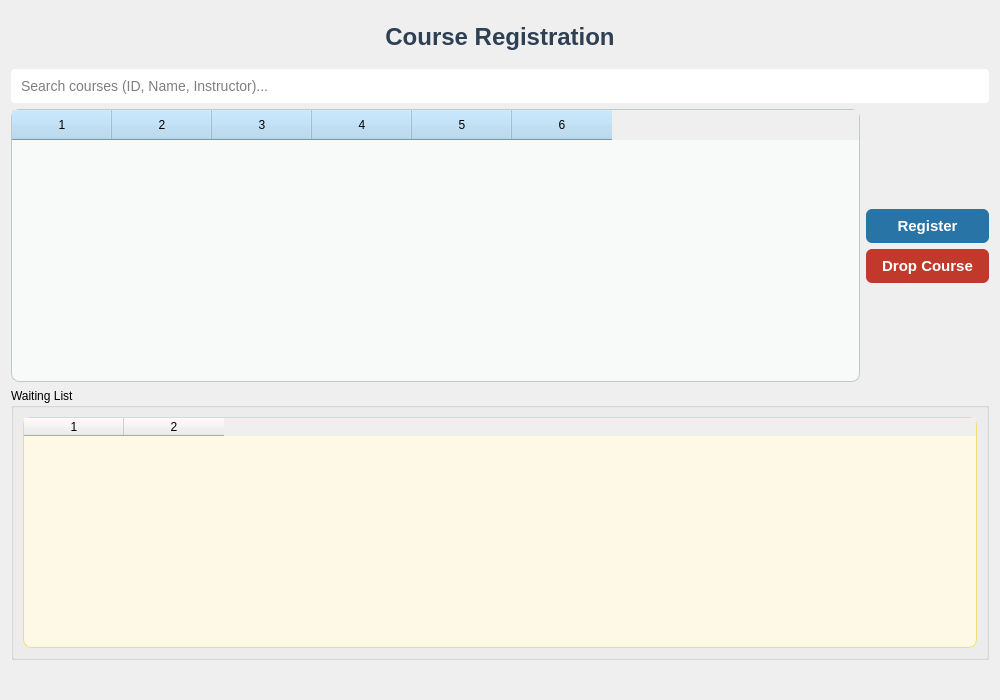
Above: UCRS/Forms/crpage.ui from OMarey1/University-Course-Registration-System before the change. Below: the same form after it.
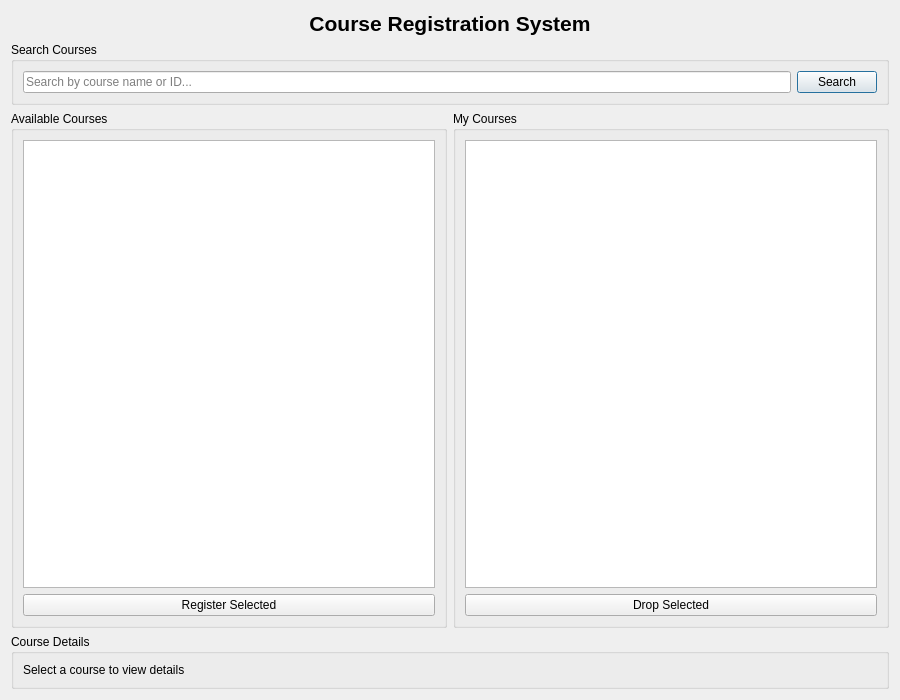
That is the form after the change.

Diff of the .ui file:
```diff
--- a/UCRS/Forms/crpage.ui
+++ b/UCRS/Forms/crpage.ui
@@ -6,7 +6,7 @@
    <rect>
     <x>0</x>
     <y>0</y>
-    <width>1000</width>
+    <width>900</width>
     <height>700</height>
    </rect>
   </property>
@@ -16,127 +16,75 @@
   <layout class="QVBoxLayout" name="verticalLayout">
    <item>
     <widget class="QLabel" name="titleLabel">
-     <property name="styleSheet">
-      <string notr="true">font-size: 24px; font-weight: bold; color: #2E4053; padding: 12px;</string>
-     </property>
      <property name="text">
-      <string>Course Registration</string>
+      <string>&lt;html&gt;&lt;head/&gt;&lt;body&gt;&lt;p align=&quot;center&quot;&gt;&lt;span style=&quot; font-size:16pt; font-weight:600;&quot;&gt;Course Registration System&lt;/span&gt;&lt;/p&gt;&lt;/body&gt;&lt;/html&gt;</string>
      </property>
-     <property name="alignment">
-      <set>Qt::AlignCenter</set>
-     </property>
     </widget>
    </item>
 
    <!-- Search Section -->
    <item>
-    <widget class="QLineEdit" name="searchField">
-     <property name="placeholderText">
-      <string>Search courses (ID, Name, Instructor)...</string>
+    <widget class="QGroupBox" name="searchGroupBox">
+     <property name="title">
+      <string>Search Courses</string>
      </property>
-     <property name="styleSheet">
-      <string notr="true">padding: 8px; font-size: 14px; border-radius: 4px;</string>
-     </property>
+     <layout class="QHBoxLayout" name="horizontalLayout">
+      <item>
+       <widget class="QLineEdit" name="searchLineEdit">
+        <property name="placeholderText">
+         <string>Search by course name or ID...</string>
+        </property>
+       </widget>
+      </item>
+      <item>
+       <widget class="QPushButton" name="searchButton">
+        <property name="text">
+         <string>Search</string>
+        </property>
+       </widget>
+      </item>
+     </layout>
     </widget>
    </item>
-
-   <!-- Main Content Area -->
    <item>
     <layout class="QHBoxLayout" name="mainLayout">
      <item>
-      <widget class="QTableWidget" name="coursesTable">
-       <property name="styleSheet">
-        <string notr="true">
-          QTableWidget {
-            background: #F8F9F9;
-            border: 1px solid #BFC9CA;
-            border-radius: 8px;
-          }
-          QHeaderView::section {
-            background: #AED6F1;
-            padding: 6px;
-          }
-        </string>
+      <widget class="QGroupBox" name="availableCoursesGroupBox">
+       <property name="title">
+        <string>Available Courses</string>
        </property>
-       <property name="columnCount">
-        <number>6</number>
-       </property>
-       <property name="selectionMode">
-        <enum>QAbstractItemView::SingleSelection</enum>
-       </property>
+       <layout class="QVBoxLayout" name="verticalLayout_2">
+        <item>
+         <widget class="QTableWidget" name="coursesTable"/>
+        </item>
+        <item>
+         <widget class="QPushButton" name="registerButton">
+          <property name="text">
+           <string>Register Selected</string>
+          </property>
+         </widget>
+        </item>
+       </layout>
       </widget>
      </item>
-
-     <!-- Action Buttons -->
      <item>
-      <layout class="QVBoxLayout" name="buttonLayout">
-       <item>
-        <spacer name="verticalSpacer">
-         <property name="orientation">
-          <enum>Qt::Vertical</enum>
-         </property>
-         <property name="sizeHint" stdset="0">
-          <size>
-           <width>20</width>
-           <height>40</height>
-          </size>
-         </property>
-        </spacer>
-       </item>
-       <item>
-        <widget class="QPushButton" name="registerButton">
-         <property name="styleSheet">
-          <string notr="true">
-            QPushButton {
-              font-size: 15px;
-              font-weight: bold;
-              color: white;
-              background: #2874A6;
-              border-radius: 6px;
-              padding: 8px 16px;
-            }
-            QPushButton:hover { background: #1B4F72; }
-          </string>
-         </property>
-         <property name="text">
-          <string>Register</string>
-         </property>
-        </widget>
-       </item>
-       <item>
-        <widget class="QPushButton" name="dropButton">
-         <property name="styleSheet">
-          <string notr="true">
-            QPushButton {
-              font-size: 15px;
-              font-weight: bold;
-              color: white;
-              background: #C0392B;
-              border-radius: 6px;
-              padding: 8px 16px;
-            }
-            QPushButton:hover { background: #922B21; }
-          </string>
-         </property>
-         <property name="text">
-          <string>Drop Course</string>
-         </property>
-        </widget>
-       </item>
-       <item>
-        <spacer name="verticalSpacer_2">
-         <property name="orientation">
-          <enum>Qt::Vertical</enum>
-         </property>
-         <property name="sizeHint" stdset="0">
-          <size>
-           <width>20</width>
-           <height>40</height>
-          </size>
-         </property>
-        </spacer>
-       </item>
-      </layout>
+      <widget class="QGroupBox" name="registeredCoursesGroupBox">
+       <property name="title">
+        <string>My Courses</string>
+       </property>
+       <layout class="QVBoxLayout" name="verticalLayout_3">
+        <item>
+         <widget class="QTableWidget" name="registeredTable"/>
+        </item>
+        <item>
+         <widget class="QPushButton" name="dropButton">
+          <property name="text">
+           <string>Drop Selected</string>
+          </property>
+         </widget>
+        </item>
+       </layout>
+      </widget>
      </item>
     </layout>
    </item>
@@ -145,45 +93,22 @@
    <item>
     <widget class="QGroupBox" name="waitingListGroup">
      <property name="title">
-      <string>Waiting List</string>
+      <string>Course Details</string>
      </property>
      <layout class="QVBoxLayout" name="waitingListLayout">
       <item>
-       <widget class="QTableWidget" name="waitingListTable">
-        <property name="columnCount">
-         <number>2</number>
+       <widget class="QLabel" name="detailsLabel">
+        <property name="text">
+         <string>Select a course to view details</string>
         </property>
-        <property name="styleSheet">
-         <string notr="true">
-           QTableWidget {
-             background: #FEF9E7;
-             border: 1px solid #F7DC6F;
-             border-radius: 8px;
-           }
-         </string>
+        <property name="wordWrap">
+         <bool>true</bool>
         </property>
        </widget>
       </item>
      </layout>
     </widget>
    </item>
-
-   <!-- Error Message Display -->
-   <item>
-    <widget class="QLabel" name="errorLabel">
-     <property name="styleSheet">
-      <string notr="true">
-        color: #C0392B;
-        font-size: 13px;
-        font-weight: bold;
-        padding: 4px;
-      </string>
-     </property>
-     <property name="alignment">
-      <set>Qt::AlignCenter</set>
-     </property>
-    </widget>
-   </item>
   </layout>
  </widget>
  <resources/>
```
Left out of the diff: 12 changed lines with no effect on the pictures.
